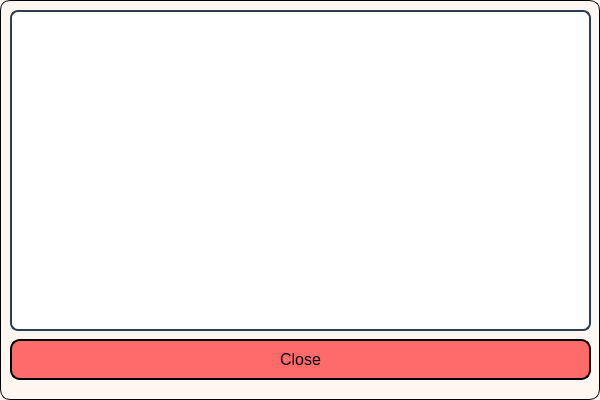
Before: the Qt Designer form TeacherPanel/ClassScheduleViewing.ui in sarimkhan4/SchoolManagementSystem, drawn with Qt 5.
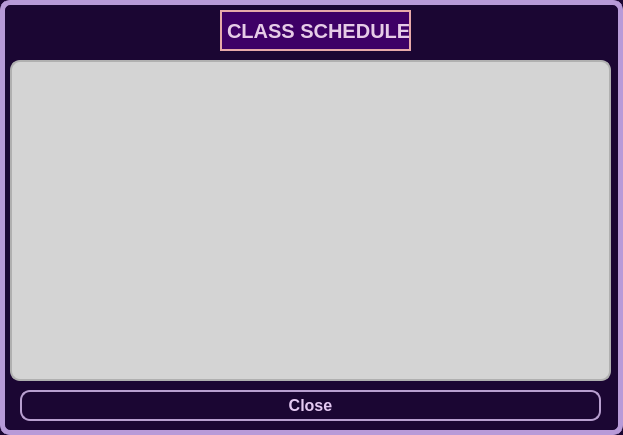
After: the same form once the commit is applied.

The edit to the form file:
```diff
--- a/TeacherPanel/ClassScheduleViewing.ui
+++ b/TeacherPanel/ClassScheduleViewing.ui
@@ -6,8 +6,8 @@
    <rect>
     <x>0</x>
     <y>0</y>
-    <width>600</width>
-    <height>400</height>
+    <width>623</width>
+    <height>435</height>
    </rect>
   </property>
   <property name="windowTitle">
@@ -15,8 +15,8 @@
   </property>
   <property name="styleSheet">
    <string notr="true">QDialog#ClassScheduleViewing {
-        background-color: #fef6f0   ;
-        border: 1px solid black;
+       background-color:#1B0633;
+border:5px solid #B89AD8;
         border-radius: 10%;
 }</string>
   </property>
@@ -24,28 +24,30 @@
    <property name="geometry">
     <rect>
      <x>10</x>
-     <y>10</y>
-     <width>581</width>
+     <y>60</y>
+     <width>601</width>
      <height>321</height>
     </rect>
    </property>
    <property name="styleSheet">
     <string notr="true">QTableView#tableView {
-    border: 1.5px solid #2c3e50;
-    border-radius: 8px;
-    background-color: #ffffff;
+border: 1.5px solid #b0b0b0;  /* Softer grey border */
+    border-radius: 10px;
+    background-color: #d4d4d4;    /* Lighter table background */
     font-family: 'Segoe UI', sans-serif;
     font-size: 11pt;
-    color: #2c3e50;
-    gridline-color: #ecf0f1;
-    alternate-background-color: #f7f9fa;
-    selection-background-color: #d6eaf8;
-    selection-color: #1a252f;
+    color: #1f1f1f;
+    gridline-color: #bcbcbc;      /* Mid grey grid lines */
+    alternate-background-color: #e2e2e2;  /* Subtle row alternation */
+    selection-background-color: #b0b0b0;  /* Visible selection */
+    selection-color: #000000;
+    font-weight: 500;
+
 }
 
 QHeaderView::section {
-    background-color: #2c3e50;
-    color: white;
+    background-color: #4b4b4b;    /* Darker grey header */
+    color: #ffffff;               /* Light font for contrast */
     font-weight: bold;
     font-size: 11pt;
     padding: 6px;
@@ -53,19 +55,21 @@
     font-family: 'Segoe UI', sans-serif;
 }
 
-QTableView QTableCornerButton::section {
-    background-color: #2c3e50;
+QTableWidget QTableCornerButton::section {
+   background-color: #8a8a8a;    /* Match header color */
     border: none;
 }
 
-QTableView::item {
-    padding: 8px 10px;
-    font-size: 9pt;
+QTableWidget::item {
+      padding: 8px 10px;
+    font-size: 10pt;
+    color: #1f1f1f;
+    background-color: transparent;
 }
 
-QTableView::item:selected {
-    background-color: #d6eaf8;
-    color: #1a252f;
+QTableWidget::item:selected {
+    background-color: #b0b0b0;
+    color: #000000;
 }
 </string>
    </property>
@@ -73,19 +77,23 @@
   <widget class="QPushButton" name="closeButton">
    <property name="geometry">
     <rect>
-     <x>10</x>
-     <y>339</y>
+     <x>20</x>
+     <y>390</y>
      <width>581</width>
-     <height>41</height>
+     <height>31</height>
     </rect>
    </property>
    <property name="styleSheet">
     <string notr="true">QPushButton#closeButton {
-    background-color: #ff6b6b;
-    border: 1.5px solid black;
+     border: 1.5px solid #B89FD0;
     border-radius: 10px;
     padding: 6px;
     font-size: 16px;
+background: qlineargradient(x1:0, y1:0, x2:1, y2:1,
+                            stop:0 rgb(95, 2, 95),
+                            stop:1 rgb(216, 181, 221));
+color:#e4c9f2;
+font-weight:700;
 }
 
 /* Hover effect */
@@ -99,6 +107,30 @@
     <string>Close</string>
    </property>
   </widget>
+  <widget class="QLabel" name="label">
+   <property name="geometry">
+    <rect>
+     <x>220</x>
+     <y>10</y>
+     <width>191</width>
+     <height>41</height>
+    </rect>
+   </property>
+   <property name="styleSheet">
+    <string notr="true">QLabel#label{
+     background-color: #3E0066;
+  color: #E6CCE7;
+  border: 2px solid #E7A9A9;
+  font-weight: bold;
+  font-size: 20px;
+  text-align: center;
+}
+</string>
+   </property>
+   <property name="text">
+    <string>CLASS SCHEDULE</string>
+   </property>
+  </widget>
  </widget>
  <resources/>
  <connections/>
```
Left out of the diff: 3 changed lines with no effect on the pictures.
